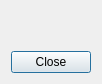
Above: qygmy/ui/infodialog.ui from tsufeki/qygmy before the change. Below: the same form after it.
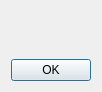
That is the form after the change.

Patch:
```diff
--- a/qygmy/ui/infodialog.ui
+++ b/qygmy/ui/infodialog.ui
@@ -17,6 +17,18 @@
    </property>
    <item>
     <layout class="QHBoxLayout" name="h">
+     <property name="leftMargin">
+      <number>0</number>
+     </property>
+     <property name="topMargin">
+      <number>0</number>
+     </property>
+     <property name="rightMargin">
+      <number>0</number>
+     </property>
+     <property name="bottomMargin">
+      <number>8</number>
+     </property>
      <item>
       <layout class="QVBoxLayout" name="vv">
        <item>
@@ -68,10 +80,7 @@
       <enum>Qt::Horizontal</enum>
      </property>
      <property name="standardButtons">
-      <set>QDialogButtonBox::Close</set>
-     </property>
-     <property name="centerButtons">
-      <bool>true</bool>
+      <set>QDialogButtonBox::Ok</set>
      </property>
     </widget>
    </item>
```
